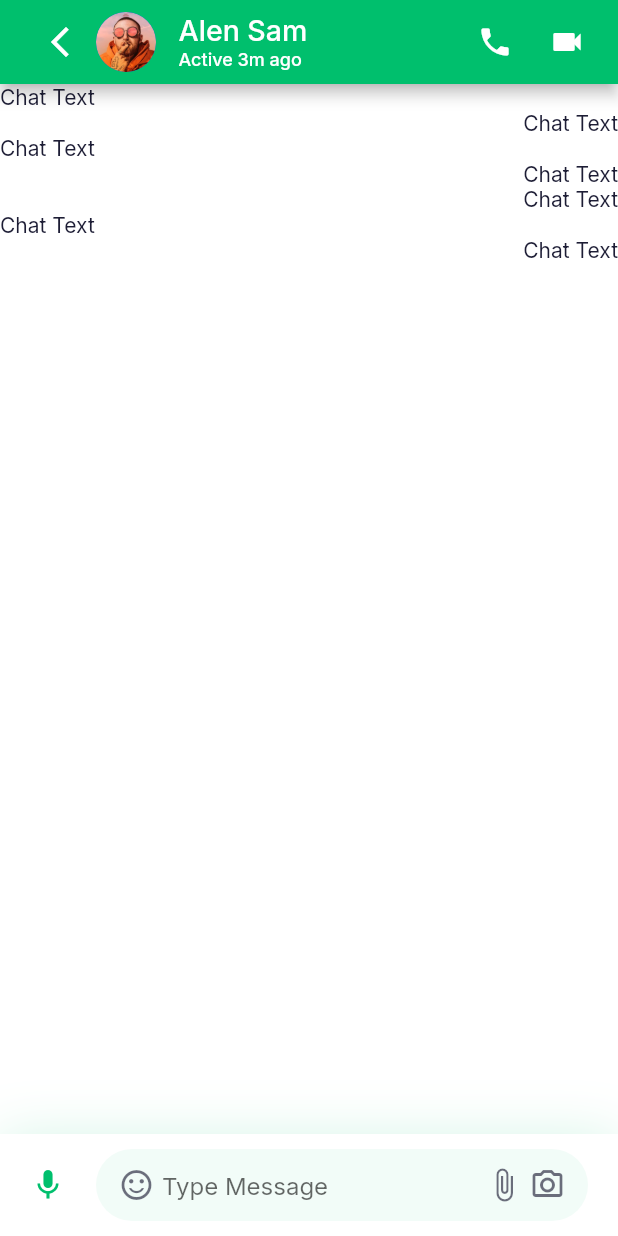
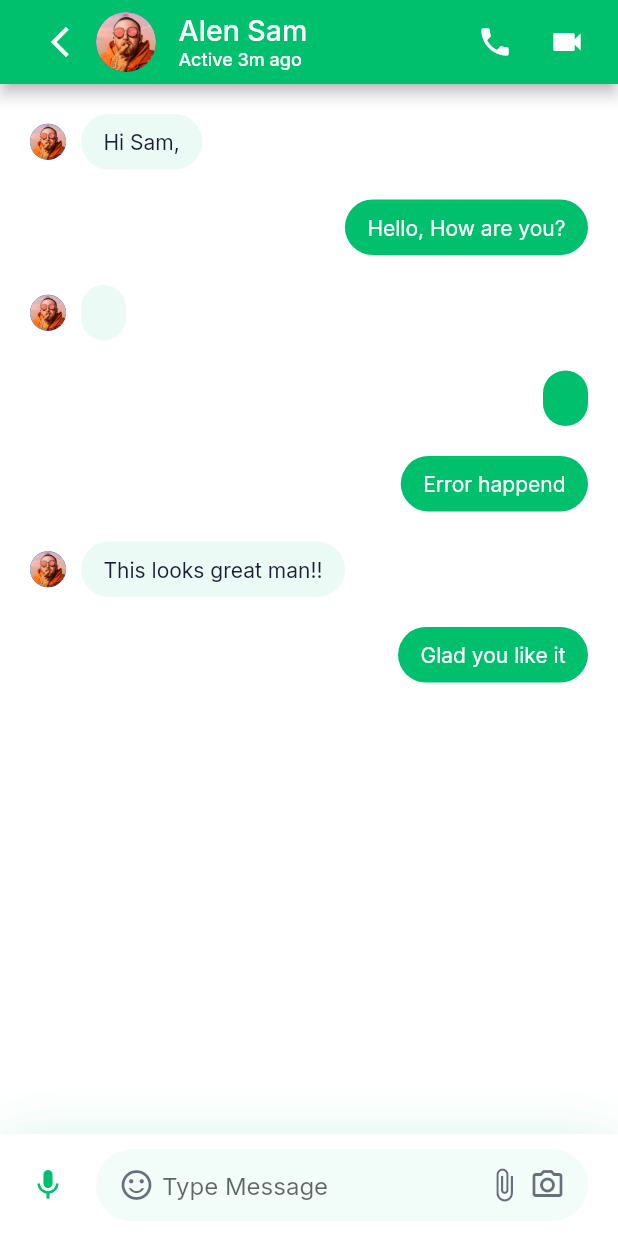
Before and after one commit to Soud-Haroon/Task_02, a Flutter app: the MessageScreen screen opened directly, on a phone screen of 412 x 824 dp. Run offline on Flutter 3.47's test engine with Material 2 defaults, Android fonts, the phone set to English and light mode, and no system bars; our stand-ins replace google_fonts.

Commit message:
text
text-message
and
messages are sceptered in different class.

```diff
--- a/lib/messages/Components/Messagebody.dart
+++ b/lib/messages/Components/Messagebody.dart
@@ -1,6 +1,7 @@
 import 'package:flutter/material.dart';
-import 'package:task_blackwhite_02/chatData/Chat.dart';
 import 'package:task_blackwhite_02/chatData/ChatMessage.dart';
+import 'package:task_blackwhite_02/constColors.dart';
+import '../messages.dart';
 import 'chat_input.dart';
 
 class MessageBody extends StatelessWidget {
@@ -9,33 +10,18 @@ class MessageBody extends StatelessWidget {
     return Column(
       children: [
         Expanded(
-            child: ListView.builder(
-                itemCount: demeChatMessages.length,
-                itemBuilder: (context, index) => Messages(
-                      message: demeChatMessages[index],
-                    ))),
+            child: Padding(
+          padding: const EdgeInsets.symmetric(horizontal: kDefaultPadding),
+          child: ListView.builder(
+              itemCount: demeChatMessages.length,
+              itemBuilder: (context, index) => Messages(
+                    message: demeChatMessages[index],
+                  )),
+        )),
         ChatInputField(),
       ],
     );
   }
 }
 
-class Messages extends StatelessWidget {
-  const Messages({
-    Key? key,
-    @required this.message,
-  }) : super(key: key);
-  final ChatMessage message;
-
-  @override
-  Widget build(BuildContext context) {
-    return Row(
-      mainAxisAlignment: message.isSender ? MainAxisAlignment.end : MainAxisAlignment.start,
-      children: [
-        Text('Chat Text'),
-      ],
-    );
-  }
-}
-
-//--------------------------------------------------//
+//===============================================//
--- /dev/null
+++ b/lib/messages/Components/Text_Messages.dart
@@ -0,0 +1,33 @@
+import 'package:flutter/material.dart';
+import 'package:task_blackwhite_02/chatData/ChatMessage.dart';
+
+import '../../constColors.dart';
+
+class TextMessages extends StatelessWidget {
+  const TextMessages({
+    Key? key,
+    required this.message,
+  }) : super(key: key);
+
+  final ChatMessage message;
+
+  @override
+  Widget build(BuildContext context) {
+    return Container(
+        padding: EdgeInsets.symmetric(
+            horizontal: kDefaultPadding * 0.75, vertical: kDefaultPadding / 2),
+        decoration: BoxDecoration(
+          color: kPrimaryGreen.withOpacity(message.isSender! ? 1 : 0.08),
+          borderRadius: BorderRadius.circular(30),
+        ),
+        child: Text(
+          message.text.toString(),
+          style: TextStyle(
+              color: message.isSender!
+                  ? Colors.white
+                  : Theme.of(context).textTheme.bodyText1?.color),
+        ));
+  }
+}
+
+//--------------------------------------------------//
--- /dev/null
+++ b/lib/messages/messages.dart
@@ -0,0 +1,34 @@
+import 'package:flutter/material.dart';
+import 'package:task_blackwhite_02/chatData/ChatMessage.dart';
+import '../constColors.dart';
+import 'Components/Text_Messages.dart';
+
+class Messages extends StatelessWidget {
+  const Messages({
+    Key? key,
+    required this.message,
+  }) : super(key: key);
+  final ChatMessage message;
+
+  @override
+  Widget build(BuildContext context) {
+    return Padding(
+      padding: const EdgeInsets.only(top: kDefaultPadding),
+      child: Row(
+        mainAxisAlignment:
+            message.isSender! ? MainAxisAlignment.end : MainAxisAlignment.start,
+        children: [
+          if (!message.isSender!)
+            CircleAvatar(
+              radius: 12,
+              backgroundImage: AssetImage('assets/images/user_2.png'),
+            ),
+          SizedBox(width: kDefaultPadding / 2),
+          TextMessages(message: message),
+        ],
+      ),
+    );
+  }
+}
+
+//============================================//
```
